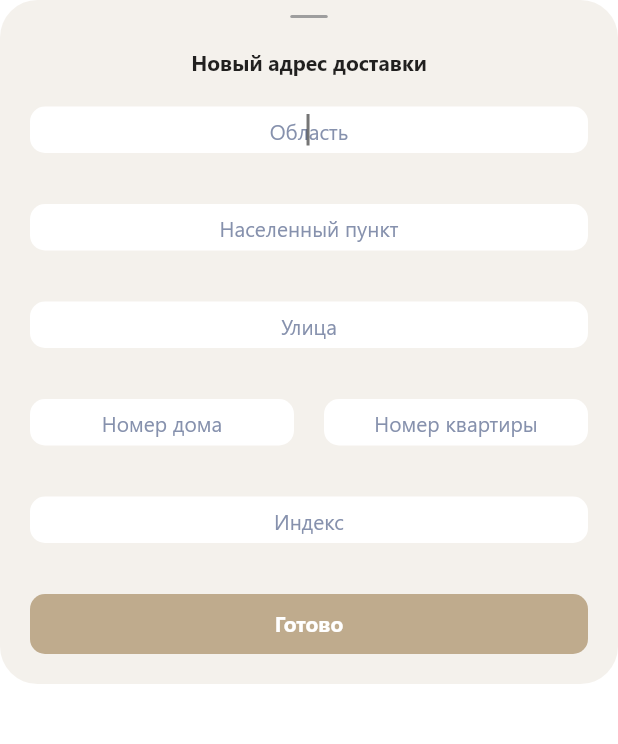
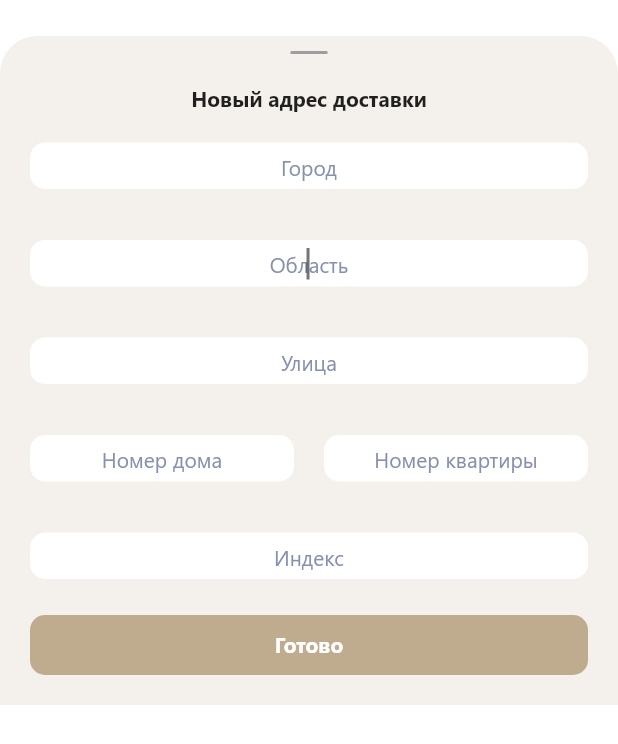
Before and after one commit to kamych1916/ZarinShop, a Flutter app: the AddAddressSheet widget shown alone on an empty page, opened directly, on a phone screen of 412 x 824 dp. Shown: the top 744 px of the screen. Run offline on Flutter 3.47's test engine with Material 2 defaults, Android fonts, the phone set to English and light mode, and no system bars; our stand-ins replace circular_check_box, connectivity, custom_refresh_indicator, flutter_secure_storage, persistent_bottom_nav_bar, photo_view and 4 more; missing offline and left inert: credit_card_input_form, superellipse_shape; accounts and stored records are empty; network calls fail.

Commit message:
Перенос строки в описании Изменение порядка полей в добавлении адреса

```diff
--- a/lib/models/product.dart
+++ b/lib/models/product.dart
@@ -24,6 +24,7 @@ class Product {
     id = json["id"];
     name = json["name"];
     description = json["description"];
+    description = description.replaceAll("<br/>", "\n");
     price = json["price"];
     discount = json["discount"];
     color = json["color"];
--- a/lib/ui/widgets/tab_address.dart
+++ b/lib/ui/widgets/tab_address.dart
@@ -172,16 +172,11 @@ class _AddressTabState extends State<AddressTab> {
                                                 : GestureDetector(
                                                     onTap: () =>
                                                         showModalBottomSheet(
+                                                            backgroundColor:
+                                                                Colors
+                                                                    .transparent,
                                                             isScrollControlled:
                                                                 true,
-                                                            shape:
-                                                                RoundedRectangleBorder(
-                                                              borderRadius:
-                                                                  BorderRadius.vertical(
-                                                                      top: Radius
-                                                                          .circular(
-                                                                              25.0)),
-                                                            ),
                                                             context: context,
                                                             builder: (context) =>
                                                                 AddAddressSheet()),
@@ -258,20 +253,6 @@ class _AddressTabState extends State<AddressTab> {
                                                           children: [
                                                             Text(
                                                               appBloc
-                                                                  .addresses
-                                                                  .value[index]
-                                                                  .code,
-                                                              maxLines: 1,
-                                                              overflow:
-                                                                  TextOverflow
-                                                                      .clip,
-                                                              style: TextStyle(
-                                                                  fontFamily:
-                                                                      "SegoeUI",
-                                                                  fontSize: 12),
-                                                            ),
-                                                            Text(
-                                                              appBloc
                                                                       .addresses
                                                                       .value[
                                                                           index]
@@ -281,7 +262,16 @@ class _AddressTabState extends State<AddressTab> {
                                                                       .addresses
                                                                       .value[
                                                                           index]
-                                                                      .city,
+                                                                      .city +
+                                                                  " " +
+                                                                  (appBloc.addresses.value[index].code !=
+                                                                          null
+                                                                      ? appBloc
+                                                                          .addresses
+                                                                          .value[
+                                                                              index]
+                                                                          .code
+                                                                      : ""),
                                                               maxLines: 5,
                                                               overflow:
                                                                   TextOverflow
@@ -372,9 +362,9 @@ class _AddAddressSheetState extends State<AddAddressSheet> {
   List<String> data = ["", "", "", "", "", ""];
 
   Widget field(String hintText, int index,
-      {TextInputType textInputType, bool hasFocus}) {
+      {TextInputType textInputType, bool hasFocus, bool isNeeded = true}) {
     return Padding(
-      padding: EdgeInsets.only(bottom: 10),
+      padding: isNeeded ? EdgeInsets.only(bottom: 10) : EdgeInsets.zero,
       child: SizedBox(
         height: 55,
         child: TextFormField(
@@ -383,8 +373,10 @@ class _AddAddressSheetState extends State<AddAddressSheet> {
             textAlign: TextAlign.center,
             onChanged: (value) => data[index] = value,
             autofocus: hasFocus ?? false,
-            validator: (value) =>
-                value != null && value.isNotEmpty ? null : "Заполните поле",
+            validator: isNeeded
+                ? (value) =>
+                    value != null && value.isNotEmpty ? null : "Заполните поле"
+                : null,
             style: TextStyle(
                 decoration: TextDecoration.none,
                 decorationColor: Colors.white.withOpacity(0)),
@@ -407,9 +399,9 @@ class _AddAddressSheetState extends State<AddAddressSheet> {
   @override
   Widget build(BuildContext context) {
     List<Widget> fields = List.from([
+      field("Город", 1, textInputType: TextInputType.streetAddress),
       field("Область", 0,
           textInputType: TextInputType.streetAddress, hasFocus: true),
-      field("Населенный пункт", 1, textInputType: TextInputType.streetAddress),
       field("Улица", 2, textInputType: TextInputType.streetAddress),
       Row(
         mainAxisSize: MainAxisSize.min,
@@ -421,17 +413,22 @@ class _AddAddressSheetState extends State<AddAddressSheet> {
           Expanded(child: field("Номер квартиры", 4)),
         ],
       ),
-      field("Индекс", 5),
+      field("Индекс", 5, isNeeded: false),
     ]);
 
     return Container(
       //padding: MediaQuery.of(context).viewInsets,
-      padding: EdgeInsets.symmetric(horizontal: 20.0,),
+      margin: EdgeInsets.only(top: 24),
+      padding: EdgeInsets.symmetric(
+        horizontal: 20.0,
+      ),
       decoration: BoxDecoration(
           color: Styles.subBackgroundColor,
-          borderRadius: BorderRadius.circular(25)),
+          borderRadius: new BorderRadius.only(
+              topLeft: const Radius.circular(25.0),
+              topRight: const Radius.circular(25.0))),
       child: SingleChildScrollView(
-              child: Column(
+        child: Column(
           mainAxisSize: MainAxisSize.min,
           crossAxisAlignment: CrossAxisAlignment.center,
           children: [
--- a/pubspec.yaml
+++ b/pubspec.yaml
@@ -3,7 +3,7 @@ description: Zarin Shop
 
 publish_to: 'none'
 
-version: 1.0.8+8
+version: 1.0.9+9
 
 environment:
   sdk: ">=2.7.0 <3.0.0"
```
